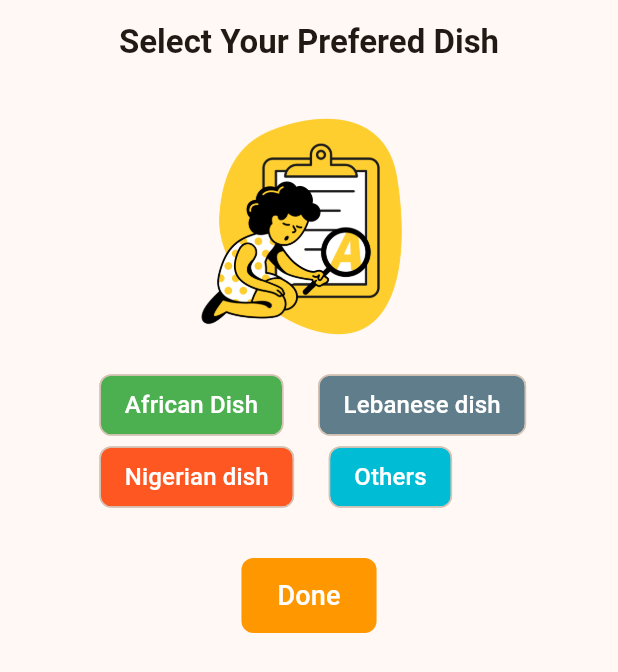
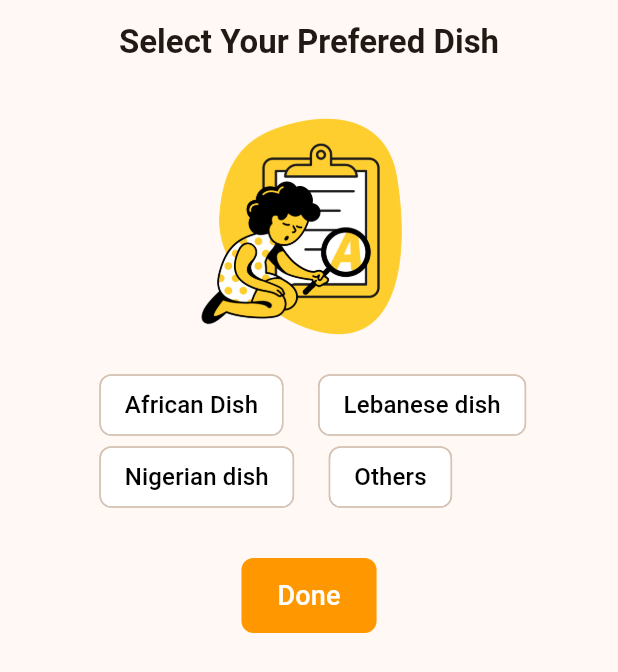
Before and after one commit to SethMegbetor/Food_Ivoire, a Flutter app: the FilterScreen screen opened directly, on a phone screen of 412 x 824 dp. Shown: the top 672 px of the screen. Run offline on Flutter 3.47's test engine with Material 2 defaults, Android fonts, the phone set to English and light mode, and no system bars; our stand-ins replace dotted_border, flashy_tab_bar2, flutter_slidable, share, simple_animations.

```diff
--- a/lib/pages/prefered_dish_filter.dart
+++ b/lib/pages/prefered_dish_filter.dart
@@ -34,10 +34,10 @@ class FilterScreen extends StatefulWidget {
 class _FilterScreenState extends State<FilterScreen> {
   bool selected = false;
   final List<ItemModel> _chipsList = [
-    ItemModel("African Dish", Colors.green, false),
-    ItemModel("Lebanese dish", Colors.blueGrey, false),
-    ItemModel("Nigerian dish", Colors.deepOrange, false),
-    ItemModel("Others", Colors.cyan, false),
+    ItemModel("African Dish", Colors.white, false),
+    ItemModel("Lebanese dish", Colors.white, false),
+    ItemModel("Nigerian dish", Colors.white, false),
+    ItemModel("Others", Colors.white, false),
     // ItemModel("React JS", Colors.teal, false),
   ];
 
@@ -109,7 +109,7 @@ class _FilterScreenState extends State<FilterScreen> {
         padding: const EdgeInsets.only(left: 10, right: 5),
         child: FilterChip(
           label: Text(_chipsList[i].label),
-          labelStyle: const TextStyle(color: Colors.white, fontSize: 16),
+          labelStyle: const TextStyle(color: Colors.black, fontSize: 16),
           backgroundColor: _chipsList[i].color,
           selected: _chipsList[i].isSelected,
           onSelected: (bool value) {
```
